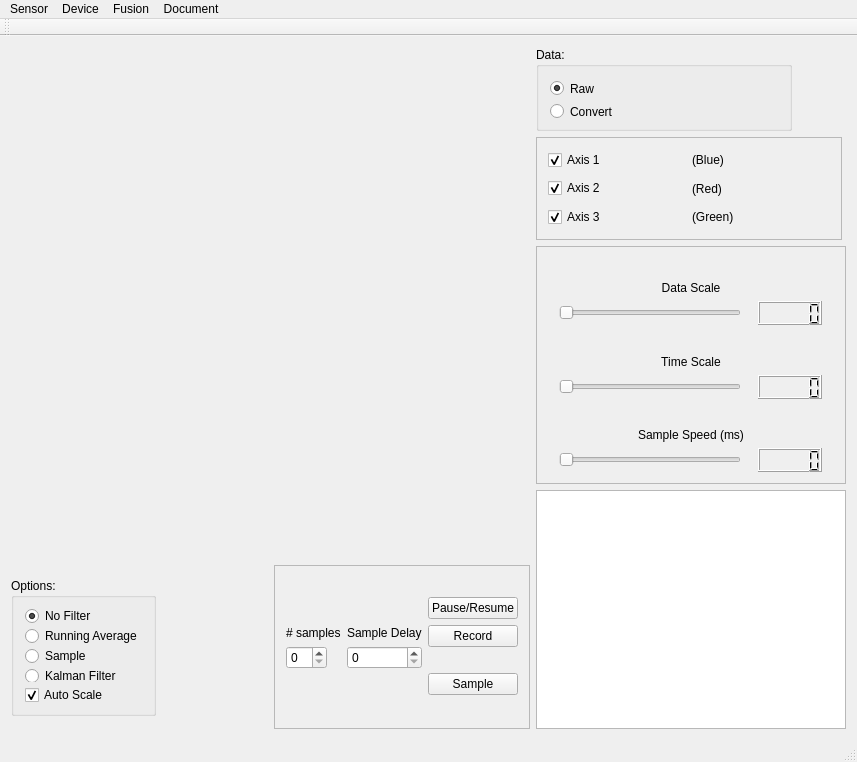
First picture: the form in Software/makeProfile/makeProfile/mainwindow.ui, repository UCCS-Robotics/animated-archer, before the edit.
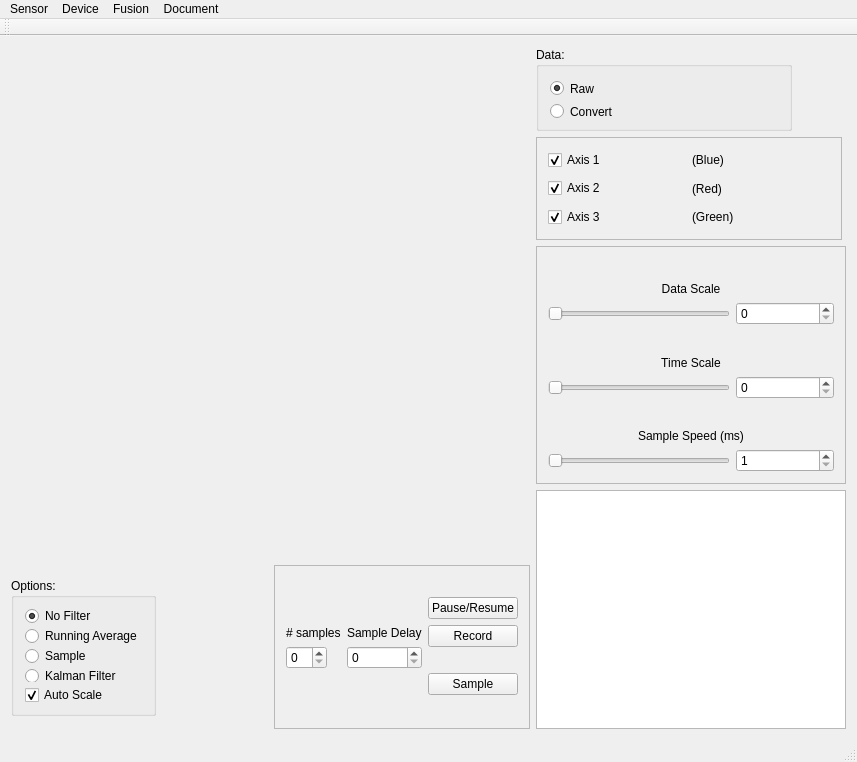
Second picture: the form after the edit. Custom widgets are drawn as their Qt base class.

Commit message: Added even more plot fixes. Also replaced LCD's with spinboxes.

Patch:
```diff
--- a/Software/makeProfile/makeProfile/mainwindow.ui
+++ b/Software/makeProfile/makeProfile/mainwindow.ui
@@ -402,14 +402,7 @@
                 </widget>
                </item>
                <item>
-                <widget class="QLCDNumber" name="lcdNumberScale">
-                 <property name="maximumSize">
-                  <size>
-                   <width>64</width>
-                   <height>24</height>
-                  </size>
-                 </property>
-                </widget>
+                <widget class="QSpinBox" name="spinBoxData"/>
                </item>
               </layout>
              </item>
@@ -443,14 +436,7 @@
                 </widget>
                </item>
                <item>
-                <widget class="QLCDNumber" name="lcdNumberTScale">
-                 <property name="maximumSize">
-                  <size>
-                   <width>64</width>
-                   <height>24</height>
-                  </size>
-                 </property>
-                </widget>
+                <widget class="QSpinBox" name="spinBoxTime"/>
                </item>
               </layout>
              </item>
@@ -484,12 +470,12 @@
                 </widget>
                </item>
                <item>
-                <widget class="QLCDNumber" name="lcdNumberSpeed">
-                 <property name="maximumSize">
-                  <size>
-                   <width>64</width>
-                   <height>24</height>
-                  </size>
+                <widget class="QSpinBox" name="spinBoxSpeed">
+                 <property name="minimum">
+                  <number>1</number>
+                 </property>
+                 <property name="maximum">
+                  <number>1000</number>
                  </property>
                 </widget>
                </item>
```
Left out of the diff: 35 changed lines with no effect on the pictures. The commit also changes 2 other files.
